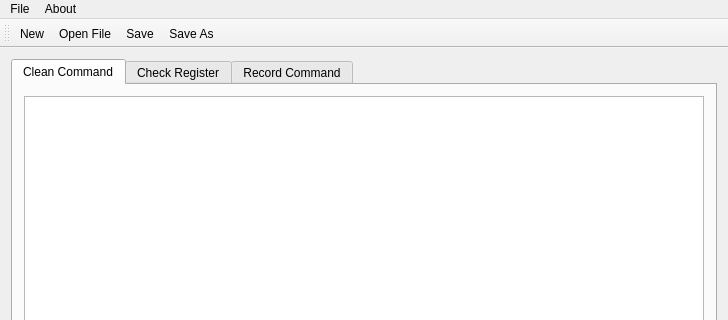
Before: the Qt Designer form FPGA Check Input/mainwindow.ui in pengjianaixue/FPGA-Check-Input, drawn with Qt 5; both pictures show x 0 to 728 and y 0 to 320 of the 728 by 773 pixel window.
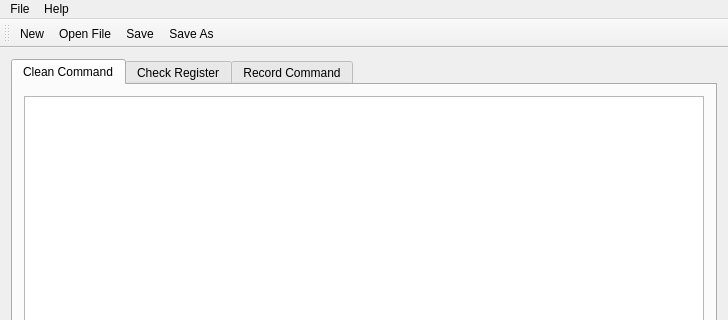
After: the same form once the commit is applied. Icons and pictures are not drawn.

Commit message: Change the menutool and change the About Contents

The edit to the form file:
```diff
--- a/FPGA Check Input/mainwindow.ui
+++ b/FPGA Check Input/mainwindow.ui
@@ -84,7 +84,7 @@
    </widget>
    <widget class="QMenu" name="menuAbout">
     <property name="title">
-     <string>About</string>
+     <string>Help</string>
     </property>
     <addaction name="action_About"/>
    </widget>
```
Left out of the diff: 6 changed lines with no effect on the pictures. The commit also changes 5 other files.
